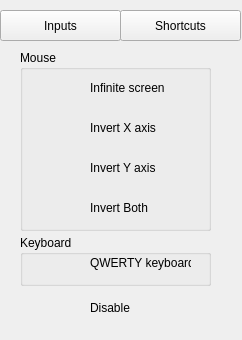
First picture: the form in mainwindow.ui, repository bachinblack/WindowsExtend, before the edit.
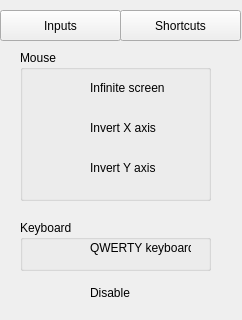
Second picture: the form after the edit. Icons and pictures are not drawn. Custom widgets are drawn as their Qt base class.

What changed in the file:
```diff
--- a/mainwindow.ui
+++ b/mainwindow.ui
@@ -7,19 +7,19 @@
     <x>0</x>
     <y>0</y>
     <width>242</width>
-    <height>340</height>
+    <height>320</height>
    </rect>
   </property>
   <property name="minimumSize">
    <size>
     <width>242</width>
-    <height>340</height>
+    <height>320</height>
    </size>
   </property>
   <property name="maximumSize">
    <size>
     <width>242</width>
-    <height>340</height>
+    <height>320</height>
    </size>
   </property>
   <property name="windowTitle">
@@ -99,36 +99,13 @@
      <string>Invert Y axis</string>
     </property>
    </widget>
-   <widget class="Switch" name="sInvXY" native="true">
-    <property name="geometry">
-     <rect>
-      <x>30</x>
-      <y>200</y>
-      <width>41</width>
-      <height>21</height>
-     </rect>
-    </property>
-   </widget>
-   <widget class="QLabel" name="lInvY_2">
-    <property name="geometry">
-     <rect>
-      <x>90</x>
-      <y>200</y>
-      <width>61</width>
-      <height>16</height>
-     </rect>
-    </property>
-    <property name="text">
-     <string>Invert Both</string>
-    </property>
-   </widget>
    <widget class="QGroupBox" name="gbMs">
     <property name="geometry">
      <rect>
       <x>20</x>
       <y>50</y>
       <width>191</width>
-      <height>181</height>
+      <height>151</height>
      </rect>
     </property>
     <property name="title">
@@ -139,7 +116,7 @@
     <property name="geometry">
      <rect>
       <x>20</x>
-      <y>235</y>
+      <y>220</y>
       <width>191</width>
       <height>51</height>
      </rect>
@@ -191,7 +168,7 @@
     <property name="geometry">
      <rect>
       <x>30</x>
-      <y>300</y>
+      <y>285</y>
       <width>41</width>
       <height>21</height>
      </rect>
@@ -201,7 +178,7 @@
     <property name="geometry">
      <rect>
       <x>90</x>
-      <y>300</y>
+      <y>285</y>
       <width>41</width>
       <height>16</height>
      </rect>
@@ -214,7 +191,7 @@
     <property name="geometry">
      <rect>
       <x>30</x>
-      <y>255</y>
+      <y>240</y>
       <width>41</width>
       <height>21</height>
      </rect>
```
Left out of the diff: 2 changed lines with no effect on the pictures.
